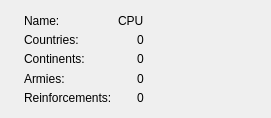
Qt form gui/playerinfowidget.ui (TaimoorRana/Risk) before a commit.
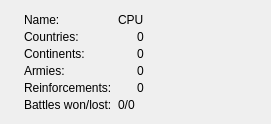
The same form after that commit.

Commit message: Fixes #7: add player W/L to UI.

```diff
--- a/gui/playerinfowidget.ui
+++ b/gui/playerinfowidget.ui
@@ -7,7 +7,7 @@
     <x>0</x>
     <y>0</y>
     <width>271</width>
-    <height>118</height>
+    <height>124</height>
    </rect>
   </property>
   <property name="windowTitle">
@@ -71,6 +71,13 @@
          </property>
         </widget>
        </item>
+       <item>
+        <widget class="QLabel" name="battleWonLostLabel">
+         <property name="text">
+          <string>Battles won/lost:</string>
+         </property>
+        </widget>
+       </item>
       </layout>
      </item>
      <item>
@@ -113,6 +120,13 @@
          </property>
         </widget>
        </item>
+       <item>
+        <widget class="QLabel" name="battleWonLostValue">
+         <property name="text">
+          <string>0/0</string>
+         </property>
+        </widget>
+       </item>
       </layout>
      </item>
      <item>
```
The commit also changes 2 other files.
